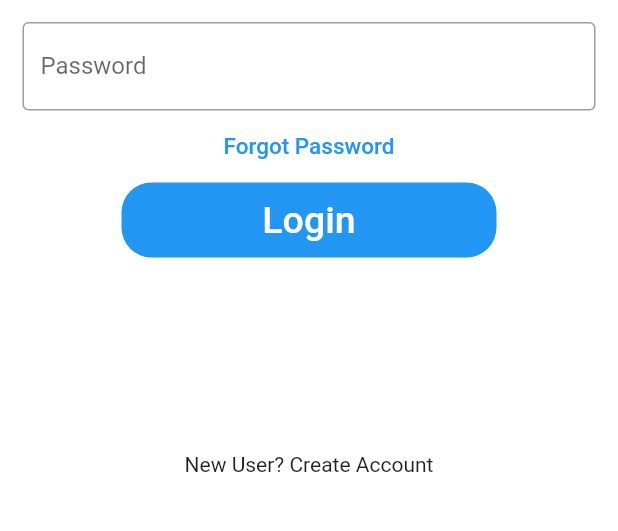
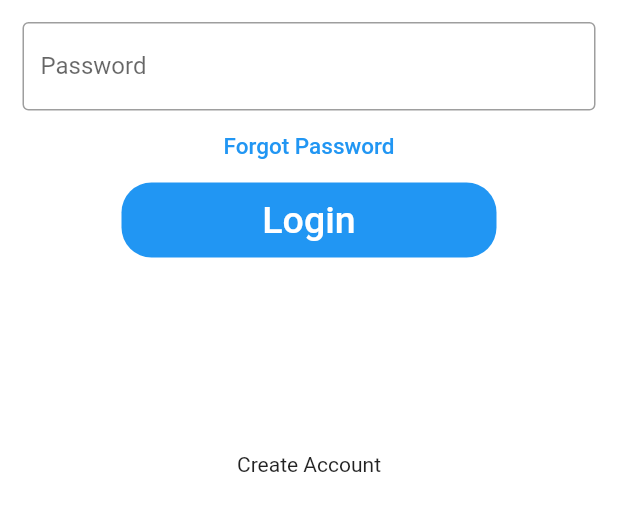
Before and after one commit to NaikHS2S/Flutter-Sample-App, a Flutter app: the screen it shows after launch, on a phone screen of 412 x 824 dp, the part 488-1019 px from its top. Run offline on Flutter 3.47's test engine with Material 2 defaults, Android fonts, the phone set to English and light mode, and no system bars.

Commit message:
Changes done

```diff
--- a/lib/main.dart
+++ b/lib/main.dart
@@ -113,7 +113,7 @@ class _LoginDemoState extends State<LoginDemo> {
             SizedBox(
               height: 130,
             ),
-            Text('New User? Create Account')
+            Text('Create Account')
           ],
         ),
       ),
```
